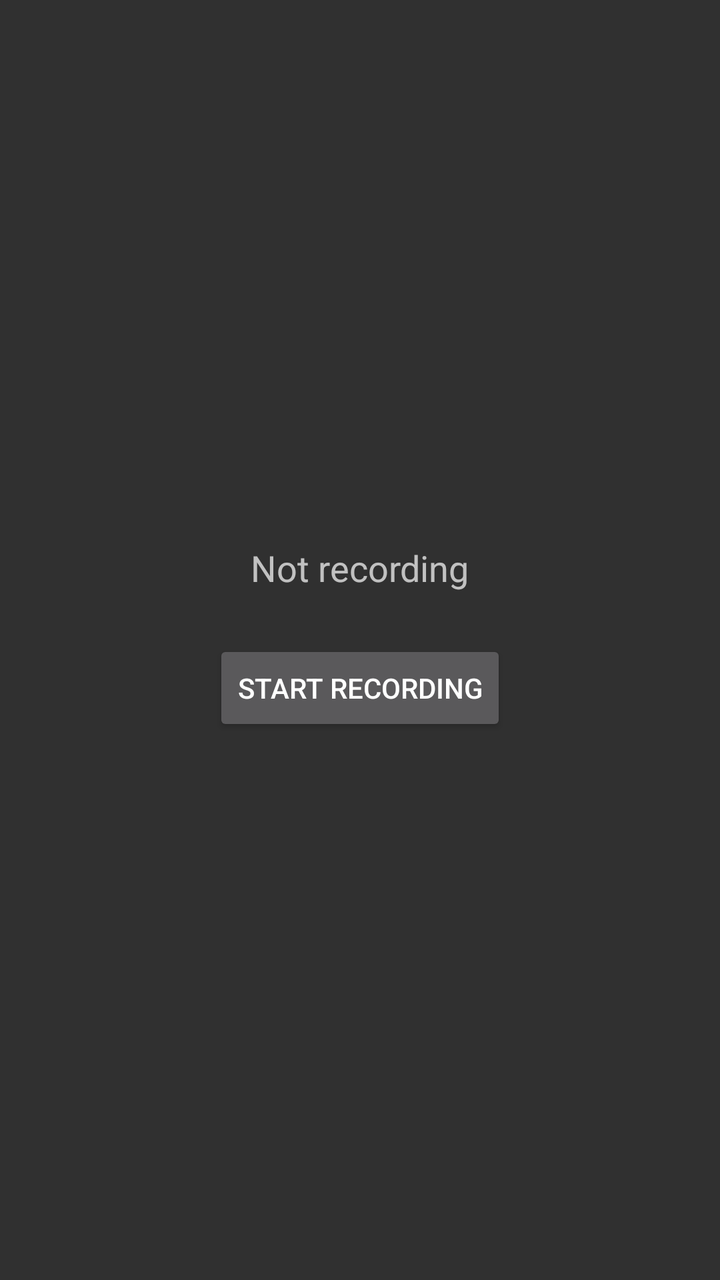
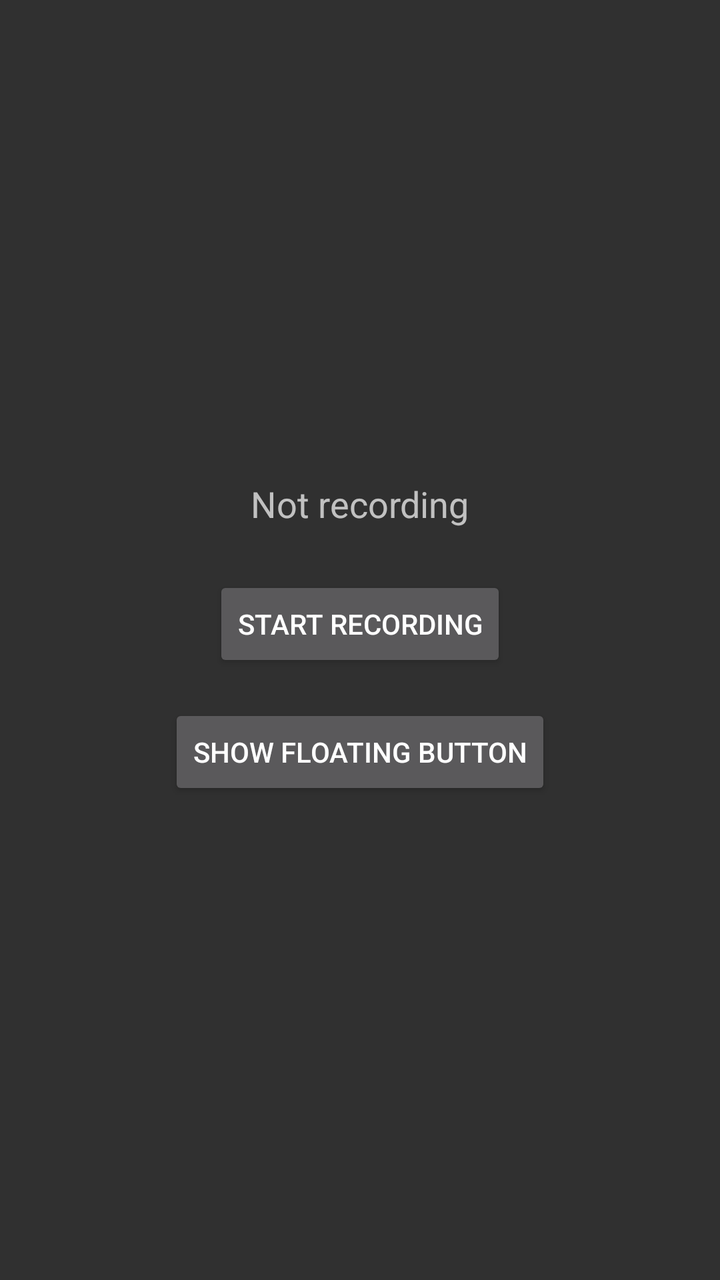

The first picture is an Android layout as it rendered before a commit; the second is the same layout after the commit. The layout source and the unified diff follow.
<!-- AndroidManifest.xml: application theme Theme.MyApp -->
<!-- res/layout/activity_screen_recorder.xml -->
<?xml version="1.0" encoding="utf-8"?>
<LinearLayout xmlns:android="http://schemas.android.com/apk/res/android"
    android:layout_width="match_parent"
    android:layout_height="match_parent"
    android:gravity="center"
    android:orientation="vertical"
    android:padding="24dp">

    <TextView
        android:id="@+id/status"
        android:layout_width="wrap_content"
        android:layout_height="wrap_content"
        android:layout_marginBottom="24dp"
        android:gravity="center"
        android:textSize="18sp"
        android:text="@string/status_idle" />

    <Button
        android:id="@+id/toggle"
        android:layout_width="wrap_content"
        android:layout_height="wrap_content"
        android:text="@string/start" />

</LinearLayout>
<!-- resources referenced by this layout -->
<resources>
  <string name="start">Start recording</string>
  <string name="status_idle">Not recording</string>
  <style name="Theme.MyApp" parent="android:Theme.Material.NoActionBar" />
</resources>

<!-- the commit's change to res/layout/activity_screen_recorder.xml (unified diff, before → after) -->
@@ -21,4 +21,11 @@
         android:layout_height="wrap_content"
         android:text="@string/start" />
 
+    <Button
+        android:id="@+id/floating_toggle"
+        android:layout_width="wrap_content"
+        android:layout_height="wrap_content"
+        android:layout_marginTop="16dp"
+        android:text="@string/show_floating" />
+
 </LinearLayout>
<!-- resource entries referenced after the edit -->
@@ -1,5 +1,6 @@
 <!-- resources referenced by this layout -->
 <resources>
+  <string name="show_floating">Show floating button</string>
   <string name="start">Start recording</string>
   <string name="status_idle">Not recording</string>
   <style name="Theme.MyApp" parent="android:Theme.Material.NoActionBar" />
